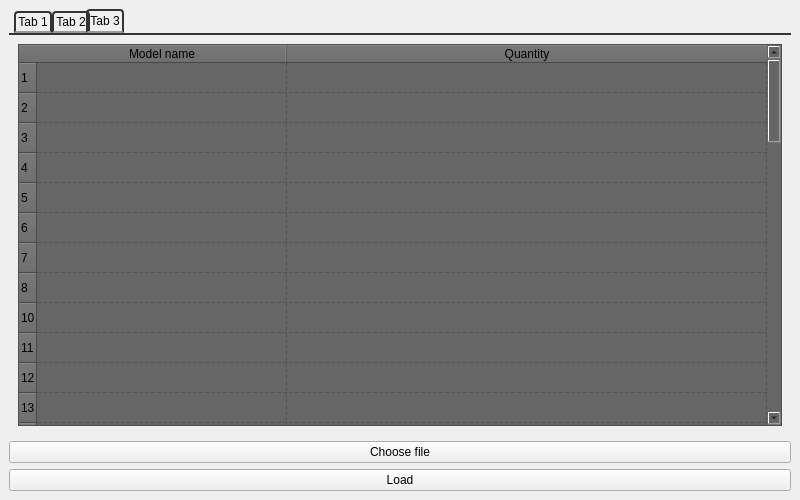
Qt form mainwindow.ui (sold666/IFC-stats-plugin) before a commit.
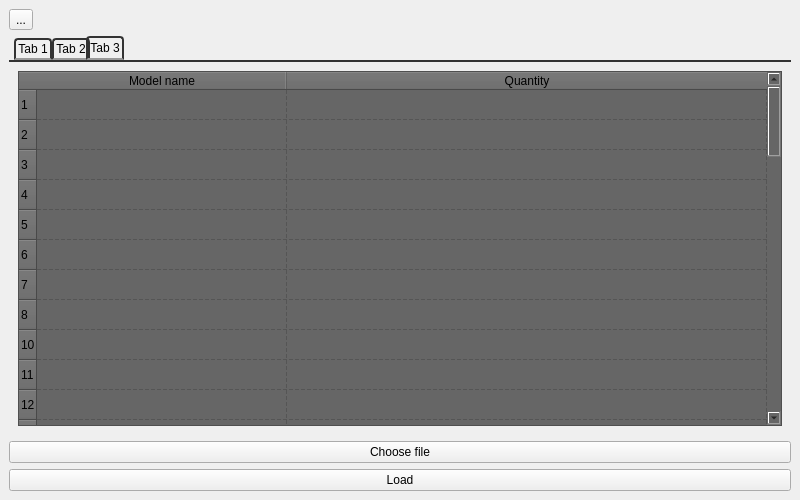
The same form after that commit. The open tabs and pages were chosen to show the change.

Patch:
```diff
--- a/mainwindow.ui
+++ b/mainwindow.ui
@@ -18,6 +18,13 @@
   </property>
   <widget class="QWidget" name="centralwidget">
    <layout class="QVBoxLayout" name="verticalLayout_5">
+    <item>
+     <widget class="QToolButton" name="toolButton">
+      <property name="text">
+       <string>...</string>
+      </property>
+     </widget>
+    </item>
     <item>
      <widget class="QTabWidget" name="tabWidget">
       <property name="styleSheet">
```
Left out of the diff: 4 changed lines with no effect on the pictures.
